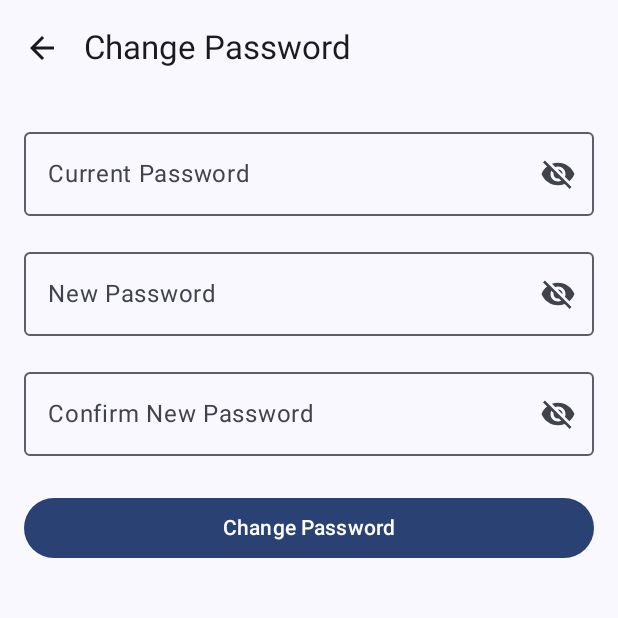
After one commit to huyne465/EcommerceApp, an Android app built with Jetpack Compose: the ChangePasswordScreen screen opened through its navigation route, on a phone screen of 412 x 824 dp, the top half of it. The commit adds this screen. Run offline under Robolectric (Android 15) with nearby library versions, the light colour scheme and no system bars; our stand-ins replace Firebase (no records; nobody signed in at launch, a user with empty details on screens opened directly); libraries missing offline, so code that uses them is left out: vn.zalopay.sdk; 1 statement that could not run was skipped.

Commit message:
Updating Change Password feature in profile

```diff
--- a/app/src/main/java/com/example/ecommerceapp/AppNavigation.kt
+++ b/app/src/main/java/com/example/ecommerceapp/AppNavigation.kt
@@ -1,5 +1,7 @@
 package com.example.ecommerceapp
 
+import android.os.Build
+import androidx.annotation.RequiresApi
 import androidx.compose.runtime.Composable
 import androidx.compose.ui.Modifier
 import androidx.lifecycle.viewmodel.compose.viewModel
@@ -18,6 +20,8 @@ import com.example.ecommerceapp.presentation.favorite_item.FavoriteScreen
 import com.example.ecommerceapp.presentation.profile.OrderHistory.OrderDetailScreen
 import com.example.ecommerceapp.presentation.profile.OrderHistory.OrderHistoryScreen
 import com.example.ecommerceapp.presentation.profile.ProfileScreen
+import com.example.ecommerceapp.presentation.profile.Setting.SettingsScreen
+import com.example.ecommerceapp.presentation.profile.Setting.changePassword.ChangePasswordScreen
 import com.example.ecommerceapp.presentation.profile.UserAddress.AddAddress.AddAddressScreen
 import com.example.ecommerceapp.presentation.profile.UserAddress.AddressList.AddressListScreen
 import com.example.ecommerceapp.presentation.profile.UserAddress.EditAddress.EditAddressScreen
@@ -27,6 +31,7 @@ import com.example.ecommerceapp.presentation.sign_in.SignInViewModel
 import com.example.ecommerceapp.presentation.sign_up.SignUpViewModel
 import homeScreen
 
+@RequiresApi(Build.VERSION_CODES.O)
 @Composable
 fun AppNavigation(modifier: Modifier = Modifier) {
     val navController = rememberNavController()
@@ -166,5 +171,9 @@ fun AppNavigation(modifier: Modifier = Modifier) {
             OrderDetailScreen(navController, orderId)
         }
 
+        composable("settings") { SettingsScreen(navController) }
+        composable("change_password") { ChangePasswordScreen(navController) }
+
+
     }
 }
--- a/app/src/main/java/com/example/ecommerceapp/presentation/profile/ProfileScreen.kt
+++ b/app/src/main/java/com/example/ecommerceapp/presentation/profile/ProfileScreen.kt
@@ -333,7 +333,7 @@ fun ProfileScreen(
             ProfileMenuItem(
                 title = "Settings",
                 subtitle = "Notifications, password",
-                onClick = { /* Navigate to settings */ }
+                onClick = { navController.navigate("settings") }
             )
 
             Spacer(modifier = Modifier.height(40.dp))
--- /dev/null
+++ b/app/src/main/java/com/example/ecommerceapp/presentation/profile/Setting/changePassword/ChangePasswordScreen.kt
@@ -0,0 +1,132 @@
+package com.example.ecommerceapp.presentation.profile.Setting.changePassword
+
+import androidx.compose.foundation.layout.*
+import androidx.compose.material.icons.Icons
+import androidx.compose.material.icons.automirrored.filled.ArrowBack
+import androidx.compose.material.icons.filled.Visibility
+import androidx.compose.material.icons.filled.VisibilityOff
+import androidx.compose.material3.*
+import androidx.compose.runtime.*
+import androidx.compose.ui.Modifier
+import androidx.compose.ui.text.input.PasswordVisualTransformation
+import androidx.compose.ui.text.input.VisualTransformation
+import androidx.compose.ui.unit.dp
+import androidx.lifecycle.viewmodel.compose.viewModel
+import androidx.navigation.NavHostController
+
+@OptIn(ExperimentalMaterial3Api::class)
+@Composable
+fun ChangePasswordScreen(
+    navController: NavHostController,
+    viewModel: ChangePasswordViewModel = viewModel()
+) {
+    val uiState by viewModel.uiState.collectAsState()
+
+    Scaffold(
+        topBar = {
+            TopAppBar(
+                title = { Text("Change Password") },
+                navigationIcon = {
+                    IconButton(onClick = { navController.popBackStack() }) {
+                        Icon(Icons.AutoMirrored.Filled.ArrowBack, contentDescription = "Back")
+                    }
+                }
+            )
+        }
+    ) { padding ->
+        Column(
+            modifier = Modifier
+                .fillMaxSize()
+                .padding(padding)
+                .padding(16.dp)
+        ) {
+            if (uiState.errorMessage != null) {
+                Text(
+                    text = uiState.errorMessage!!,
+                    color = MaterialTheme.colorScheme.error,
+                    style = MaterialTheme.typography.bodyMedium
+                )
+                Spacer(modifier = Modifier.height(8.dp))
+            }
+
+            if (uiState.successMessage != null) {
+                Text(
+                    text = uiState.successMessage!!,
+                    color = MaterialTheme.colorScheme.primary,
+                    style = MaterialTheme.typography.bodyMedium
+                )
+                Spacer(modifier = Modifier.height(8.dp))
+            }
+
+            var oldPasswordVisible by remember { mutableStateOf(false) }
+            OutlinedTextField(
+                value = uiState.oldPassword,
+                singleLine = true,
+                onValueChange = { viewModel.updateOldPassword(it) },
+                label = { Text("Current Password") },
+                modifier = Modifier.fillMaxWidth(),
+                visualTransformation = if (oldPasswordVisible) VisualTransformation.None else PasswordVisualTransformation(),
+                trailingIcon = {
+                    IconButton(onClick = { oldPasswordVisible = !oldPasswordVisible }) {
+                        Icon(
+                            imageVector = if (oldPasswordVisible) Icons.Filled.Visibility else Icons.Filled.VisibilityOff,
+                            contentDescription = if (oldPasswordVisible) "Hide password" else "Show password"
+                        )
+                    }
+                }
+            )
+
+            Spacer(modifier = Modifier.height(16.dp))
+
+
+            var newPasswordVisible by remember { mutableStateOf(false) }
+            OutlinedTextField(
+                value = uiState.newPassword,
+                singleLine = true,
+                onValueChange = { viewModel.updateNewPassword(it) },
+                label = { Text("New Password") },
+                modifier = Modifier.fillMaxWidth(),
+                visualTransformation = if (newPasswordVisible) VisualTransformation.None else PasswordVisualTransformation(),
+                trailingIcon = {
+                    IconButton(onClick = { newPasswordVisible = !newPasswordVisible }) {
+                        Icon(
+                            imageVector = if (newPasswordVisible) Icons.Filled.Visibility else Icons.Filled.VisibilityOff,
+                            contentDescription = if (newPasswordVisible) "Hide password" else "Show password"
+                        )
+                    }
+                }
+            )
+
+            Spacer(modifier = Modifier.height(16.dp))
+
+            var confirmNewPasswordVisible by remember { mutableStateOf(false) }
+            OutlinedTextField(
+                value = uiState.confirmNewPassword,
+                singleLine = true,
+                onValueChange = { viewModel.updateConfirmNewPassword(it) },
+                label = { Text("Confirm New Password") },
+                modifier = Modifier.fillMaxWidth(),
+                visualTransformation = if (confirmNewPasswordVisible) VisualTransformation.None else PasswordVisualTransformation(),
+                trailingIcon = {
+                    IconButton(onClick = { confirmNewPasswordVisible = !confirmNewPasswordVisible }) {
+                        Icon(
+                            imageVector = if (confirmNewPasswordVisible) Icons.Filled.Visibility else Icons.Filled.VisibilityOff,
+                            contentDescription = if (confirmNewPasswordVisible) "Hide password" else "Show password"
+                        )
+                    }
+                }
+            )
+
+            Spacer(modifier = Modifier.height(24.dp))
+
+            Button(
+                onClick = {
+                    viewModel.changePassword()
+                },
+                modifier = Modifier.fillMaxWidth()
+            ) {
+                Text("Change Password")
+            }
+        }
+    }
+}
```
Also changed, not shown: app/src/main/java/com/example/ecommerceapp/presentation/profile/OrderHistory/OrderHistoryViewModel.kt (+7 -7 lines), app/src/main/java/com/example/ecommerceapp/presentation/profile/Setting/SettingScreen.kt (added, +65 -0 lines), app/src/main/java/com/example/ecommerceapp/presentation/profile/Setting/SettingViewModel.kt (added, +13 -0 lines), app/src/main/java/com/example/ecommerceapp/presentation/profile/Setting/changePassword/ChangePasswordViewModel.kt (added, +179 -0 lines), app/src/main/java/com/example/ecommerceapp/presentation/profile/UserAddress/AddAddress/AddAddressScreen.kt (+1 -10 lines), app/src/main/java/com/example/ecommerceapp/presentation/profile/UserAddress/AddAddress/AddAddressViewModel.kt (+110 -10 lines), app/src/main/java/com/example/ecommerceapp/presentation/profile/OrderHistory/OrderHistoryDetailScreen.kt (renamed from app/src/main/java/com/example/ecommerceapp/presentation/profile/OrderHistory/OrderDetailScreen.kt), app/src/main/java/com/example/ecommerceapp/presentation/profile/OrderHistory/OrderHistoryDetailViewModel.kt (renamed from app/src/main/java/com/example/ecommerceapp/presentation/profile/OrderHistory/OrderDetailViewModel.kt).
